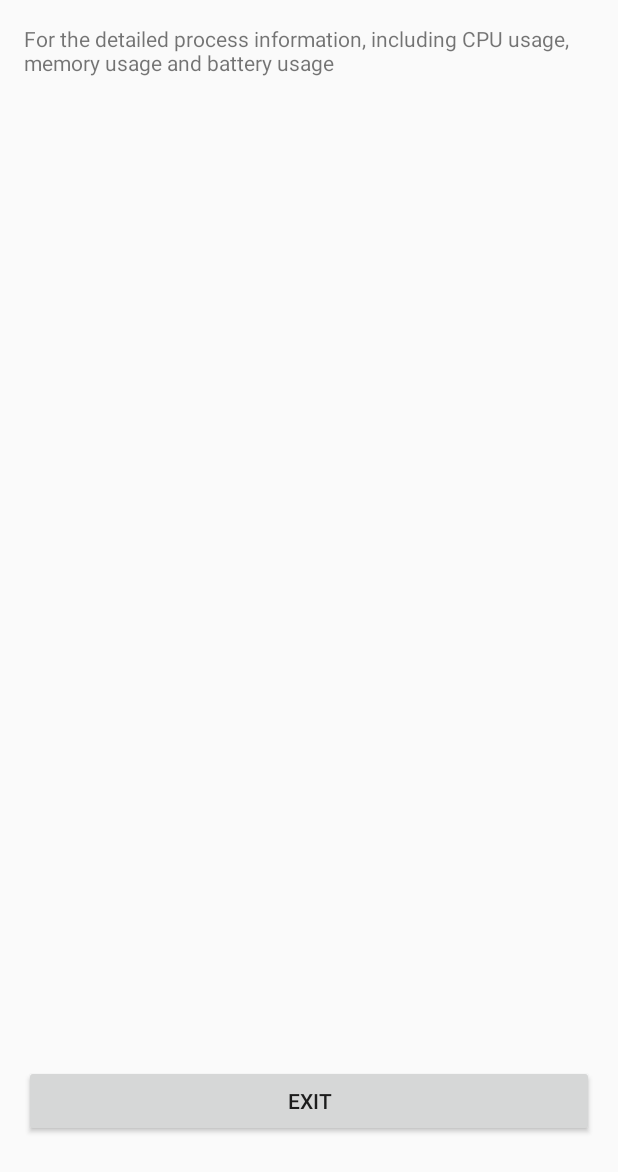
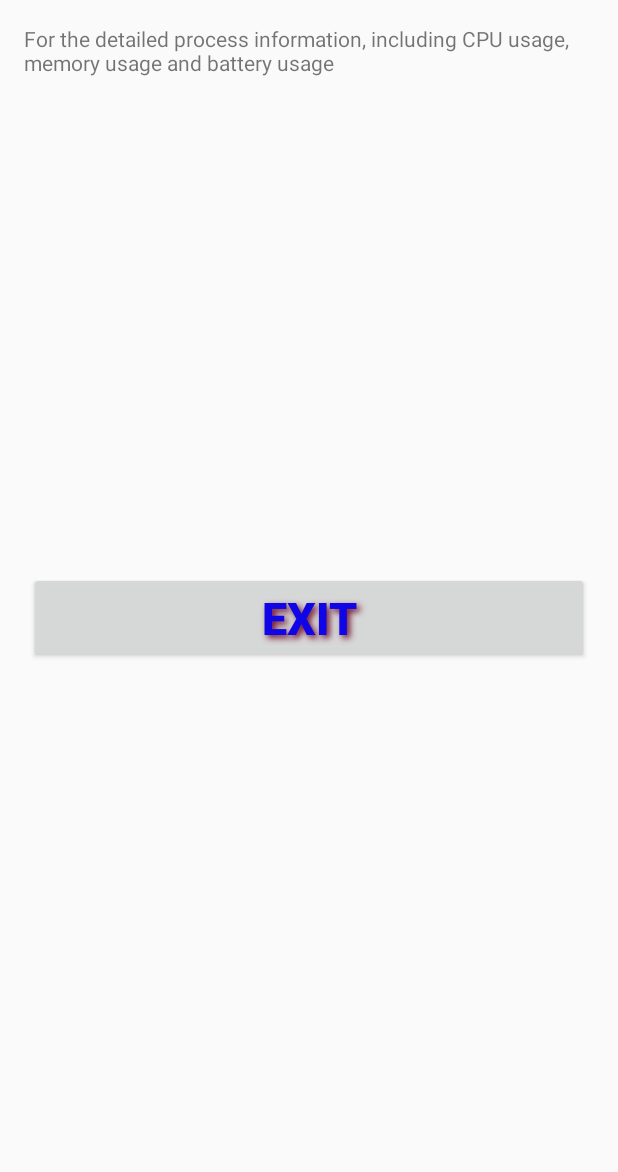
Before and after one commit to weihuang023/Monitor, an Android app: the layout content_process_detail.xml on its own in the app's theme, with its tools: preview values and no code run, on a phone screen of 412 x 824 dp. Shown: the top 1172 px of the screen. Run offline under Robolectric (Android 15) with nearby library versions, the phone set to English and light mode, and no system bars.

Commit message:
Updated UI

```diff
--- a/app/src/main/java/com/android/dwy/battery/CustomArrayAdapter.java
+++ b/app/src/main/java/com/android/dwy/battery/CustomArrayAdapter.java
@@ -20,7 +20,7 @@ public class CustomArrayAdapter extends ArrayAdapter {
 
     List<AndroidAppProcess> processList;
     public CustomArrayAdapter(Context context, List<AndroidAppProcess> list) {
-        super(context,0, list);
+        super(context, 0, list);
         processList = list;
     }
     @Override
--- a/app/src/main/java/com/android/dwy/battery/MainActivity.java
+++ b/app/src/main/java/com/android/dwy/battery/MainActivity.java
@@ -42,7 +42,7 @@ public class MainActivity extends AppCompatActivity implements View.OnClickListe
             //Get Battery %
             int level = i.getIntExtra("level", 0);
             //Find textview control created in main.xml
-            TextView tv = (TextView) findViewById(R.id.textfield);
+            TextView tv = (TextView) findViewById(R.id.text_field);
             //Set TextView with text
             tv.setText("Battery Level: " + Integer.toString(level) + "%");
         }
--- a/app/src/main/java/com/android/dwy/battery/ProcessDetail.java
+++ b/app/src/main/java/com/android/dwy/battery/ProcessDetail.java
@@ -8,6 +8,7 @@ import android.util.Log;
 import android.view.View;
 import android.widget.Button;
 import android.widget.TextView;
+
 
 public class ProcessDetail extends AppCompatActivity implements View.OnClickListener{
 
@@ -74,6 +75,8 @@ public class ProcessDetail extends AppCompatActivity implements View.OnClickList
         Log.d("Memory", " pidMemoryInfo.getTotalPss(): " + pidMemoryInfo.getTotalPss() + "\n");
         Log.d("Memory", " pidMemoryInfo.getTotalSharedDirty(): " + pidMemoryInfo.getTotalSharedDirty() + "\n");
         return (pidMemoryInfo.getTotalPrivateDirty() + pidMemoryInfo.getTotalPss() + pidMemoryInfo.getTotalSharedDirty())/1024;
+
+
     }
 
     @Override
--- a/app/src/main/res/layout/content_process_detail.xml
+++ b/app/src/main/res/layout/content_process_detail.xml
@@ -1,14 +1,16 @@
 <?xml version="1.0" encoding="utf-8"?>
 <RelativeLayout xmlns:android="http://schemas.android.com/apk/res/android"
     xmlns:tools="http://schemas.android.com/tools"
-    xmlns:app="http://schemas.android.com/apk/res-auto" android:layout_width="match_parent"
-    android:layout_height="match_parent" android:paddingLeft="@dimen/activity_horizontal_margin"
+    xmlns:app="http://schemas.android.com/apk/res-auto"
+    android:layout_width="match_parent"
+    android:layout_height="match_parent"
+    android:paddingLeft="@dimen/activity_horizontal_margin"
     android:paddingRight="@dimen/activity_horizontal_margin"
     android:paddingTop="@dimen/activity_vertical_margin"
     android:paddingBottom="@dimen/activity_vertical_margin"
     app:layout_behavior="@string/appbar_scrolling_view_behavior"
     tools:showIn="@layout/activity_process_detail"
-    tools:context="com.example.huangm26.battery.ProcessDetail">
+    tools:context="com.android.dwy.battery.ProcessDetail">
 
     <TextView
         android:layout_width="match_parent"
@@ -19,10 +21,12 @@
         android:layout_alignParentEnd="true" />
 
     <Button
-        android:layout_width="match_parent"
+        android:layout_width="fill_parent"
         android:layout_height="wrap_content"
-        android:text="Exit"
+        android:text="@string/exit_button"
         android:id="@+id/exit_button"
-        android:layout_alignParentBottom="true"
-        android:layout_marginBottom="50dp"/>
+        android:layout_centerVertical="true"
+        android:layout_centerHorizontal="true"
+        style = "@style/button_text"
+         />
 </RelativeLayout>
--- a/app/src/main/res/layout/list_view.xml
+++ b/app/src/main/res/layout/list_view.xml
@@ -5,6 +5,6 @@
     android:layout_width="fill_parent"
     android:layout_height="fill_parent"
     android:padding="10dip"
-    android:textSize="16dip"
+    android:textSize="16sp"
     android:textStyle="bold" >
 </TextView>
--- a/app/src/main/res/values/styles.xml
+++ b/app/src/main/res/values/styles.xml
@@ -7,13 +7,26 @@
         <item name="colorPrimaryDark">@color/colorPrimaryDark</item>
         <item name="colorAccent">@color/colorAccent</item>
     </style>
-
     <style name="AppTheme.NoActionBar" parent="Theme.AppCompat.Light">
         <item name="windowActionBar">true</item>
         <item name="windowNoTitle">true</item>
+
     </style>
-
     <style name="AppTheme.AppBarOverlay" parent="ThemeOverlay.AppCompat.Dark.ActionBar" />
     <style name="AppTheme.PopupOverlay" parent="ThemeOverlay.AppCompat.Light" />
 
+    <style name="button_text" >
+        <item name="android:layout_width" >fill_parent</item>
+        <item name="android:layout_height" >wrap_content</item>
+        <item name="android:textColor" >#1005e6</item>
+        <item name="android:gravity" >center</item>
+        <item name="android:layout_margin" >3dp</item>
+        <item name="android:textSize" >30dp</item>
+        <item name="android:textStyle" >bold</item>
+        <item name="android:shadowColor" >#711333</item>
+        <item name="android:shadowDx" >3</item>
+        <item name="android:shadowDy" >3</item>
+        <item name="android:shadowRadius" >5</item>
+    </style>
+
 </resources>
```
Also changed, not shown: app/src/main/res/drawable/red_button.xml (added, +37 -0 lines), app/src/main/res/layout/content_main.xml (+4 -4 lines), 1 other file.
